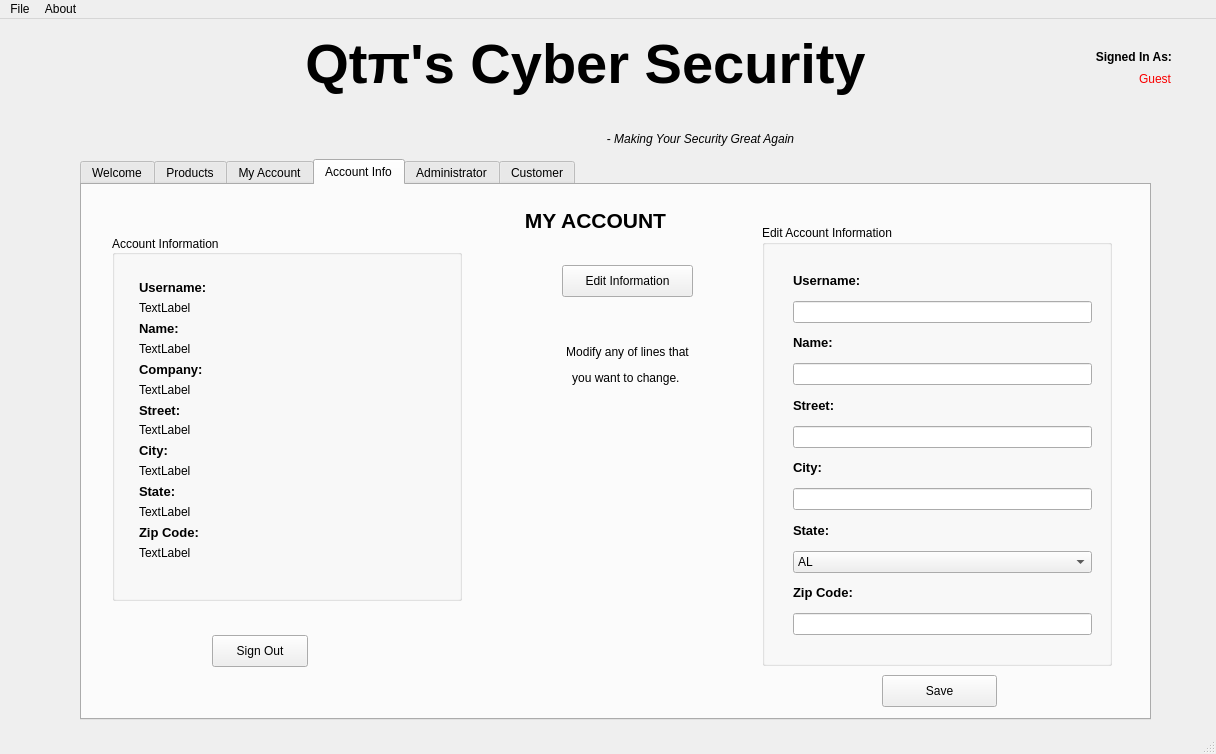
The window that qt/mainwindow.ui (minipunch/cs1cproject2) describes before a commit, drawn with Qt 5.
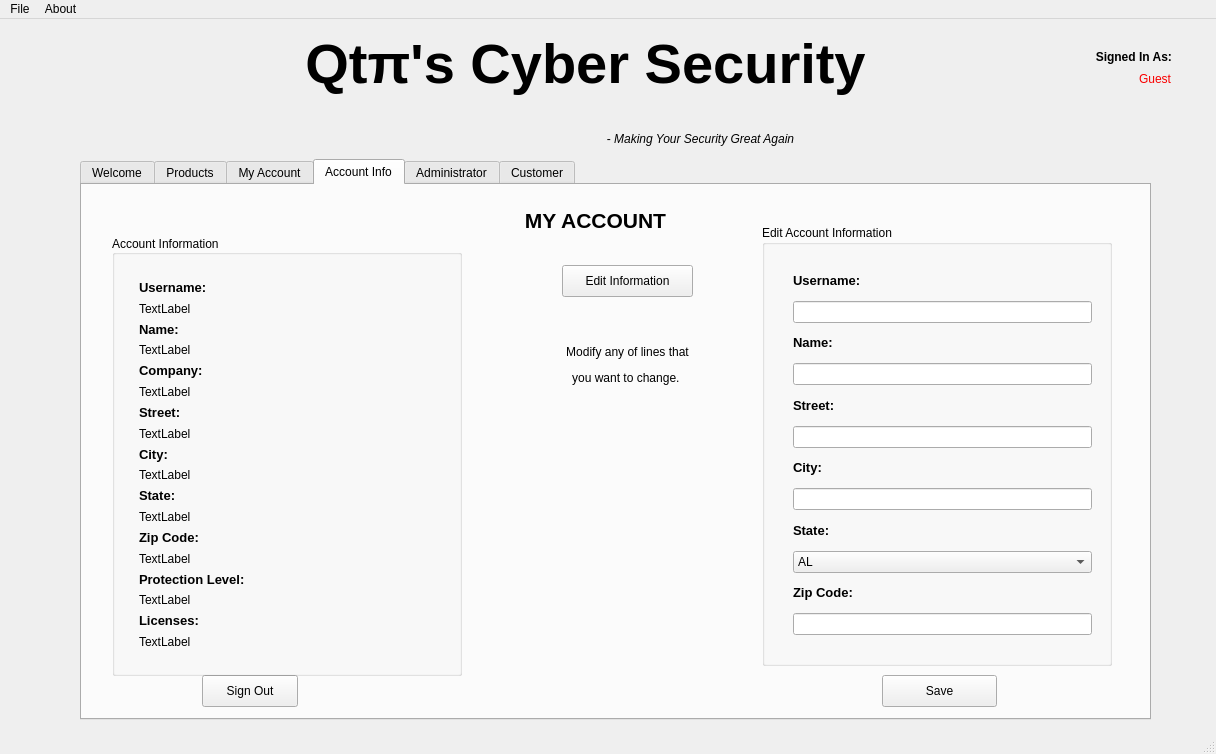
The same window after the commit. The open tabs and pages were chosen to show the change. Icons and pictures are not drawn.

```diff
--- a/qt/mainwindow.ui
+++ b/qt/mainwindow.ui
@@ -23,15 +23,18 @@
    <widget class="QLabel" name="Indicator">
     <property name="geometry">
      <rect>
-      <x>1130</x>
+      <x>990</x>
       <y>50</y>
-      <width>41</width>
+      <width>181</width>
       <height>21</height>
      </rect>
     </property>
     <property name="text">
      <string>&lt;html&gt;&lt;head/&gt;&lt;body&gt;&lt;p align=&quot;right&quot;&gt;&lt;span style=&quot; color:#f90000;&quot;&gt;Guest&lt;/span&gt;&lt;/p&gt;&lt;/body&gt;&lt;/html&gt;</string>
     </property>
+    <property name="alignment">
+     <set>Qt::AlignRight|Qt::AlignTrailing|Qt::AlignVCenter</set>
+    </property>
    </widget>
    <widget class="QTabWidget" name="tabs">
     <property name="geometry">
@@ -985,8 +988,8 @@
      <widget class="QPushButton" name="signOutButton">
       <property name="geometry">
        <rect>
-        <x>130</x>
-        <y>450</y>
+        <x>120</x>
+        <y>490</y>
         <width>96</width>
         <height>32</height>
        </rect>
@@ -1004,7 +1007,7 @@
         <x>30</x>
         <y>50</y>
         <width>350</width>
-        <height>366</height>
+        <height>441</height>
        </rect>
       </property>
       <property name="maximumSize">
@@ -1028,7 +1031,7 @@
          <x>16</x>
          <y>34</y>
          <width>311</width>
-         <height>302</height>
+         <height>391</height>
         </rect>
        </property>
        <layout class="QGridLayout" name="gridLayout_2">
@@ -1136,6 +1139,34 @@
           </property>
          </widget>
         </item>
+        <item row="17" column="0">
+         <widget class="QLabel" name="licensesLabel">
+          <property name="text">
+           <string>TextLabel</string>
+          </property>
+         </widget>
+        </item>
+        <item row="15" column="0">
+         <widget class="QLabel" name="productLabel">
+          <property name="text">
+           <string>TextLabel</string>
+          </property>
+         </widget>
+        </item>
+        <item row="14" column="0">
+         <widget class="QLabel" name="label_21">
+          <property name="text">
+           <string>&lt;html&gt;&lt;head/&gt;&lt;body&gt;&lt;p&gt;&lt;span style=&quot; font-size:10pt; font-weight:600;&quot;&gt;Protection Level:&lt;/span&gt;&lt;/p&gt;&lt;/body&gt;&lt;/html&gt;</string>
+          </property>
+         </widget>
+        </item>
+        <item row="16" column="0">
+         <widget class="QLabel" name="label_23">
+          <property name="text">
+           <string>&lt;html&gt;&lt;head/&gt;&lt;body&gt;&lt;p&gt;&lt;span style=&quot; font-size:10pt; font-weight:600;&quot;&gt;Licenses:&lt;/span&gt;&lt;/p&gt;&lt;/body&gt;&lt;/html&gt;</string>
+          </property>
+         </widget>
+        </item>
        </layout>
       </widget>
      </widget>
```
Left out of the diff: 60 changed lines with no effect on the pictures.
